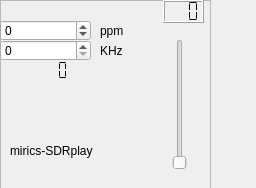
AlbrechtL/sdr-j-dab, file src/input/sdrplay/sdrplay-widget.ui: the form before one commit.
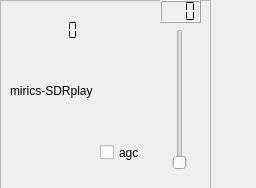
The form after the commit.

Commit message: removed old sdrplay interface lib

```diff
--- a/src/input/sdrplay/sdrplay-widget.ui
+++ b/src/input/sdrplay/sdrplay-widget.ui
@@ -32,7 +32,7 @@
     <property name="geometry">
      <rect>
       <x>10</x>
-      <y>140</y>
+      <y>80</y>
       <width>101</width>
       <height>21</height>
      </rect>
@@ -41,61 +41,6 @@
      <string>mirics-SDRplay</string>
     </property>
    </widget>
-   <widget class="QSpinBox" name="f_correction">
-    <property name="geometry">
-     <rect>
-      <x>0</x>
-      <y>20</y>
-      <width>91</width>
-      <height>21</height>
-     </rect>
-    </property>
-    <property name="minimum">
-     <number>-100</number>
-    </property>
-    <property name="maximum">
-     <number>100</number>
-    </property>
-   </widget>
-   <widget class="QSpinBox" name="KhzOffset">
-    <property name="geometry">
-     <rect>
-      <x>0</x>
-      <y>40</y>
-      <width>91</width>
-      <height>21</height>
-     </rect>
-    </property>
-    <property name="maximum">
-     <number>1000000</number>
-    </property>
-   </widget>
-   <widget class="QLabel" name="label_3">
-    <property name="geometry">
-     <rect>
-      <x>100</x>
-      <y>40</y>
-      <width>41</width>
-      <height>21</height>
-     </rect>
-    </property>
-    <property name="text">
-     <string>KHz</string>
-    </property>
-   </widget>
-   <widget class="QLabel" name="label_4">
-    <property name="geometry">
-     <rect>
-      <x>100</x>
-      <y>20</y>
-      <width>51</width>
-      <height>21</height>
-     </rect>
-    </property>
-    <property name="text">
-     <string>ppm</string>
-    </property>
-   </widget>
    <widget class="QLabel" name="statusLabel">
     <property name="geometry">
      <rect>
@@ -112,8 +57,8 @@
    <widget class="QLCDNumber" name="api_version">
     <property name="geometry">
      <rect>
-      <x>0</x>
-      <y>60</y>
+      <x>10</x>
+      <y>20</y>
       <width>91</width>
       <height>21</height>
      </rect>
@@ -129,9 +74,9 @@
     <property name="geometry">
      <rect>
       <x>170</x>
-      <y>39</y>
+      <y>29</y>
       <width>20</width>
-      <height>131</height>
+      <height>141</height>
      </rect>
     </property>
     <property name="orientation">
@@ -141,7 +86,7 @@
    <widget class="QLCDNumber" name="gainDisplay">
     <property name="geometry">
      <rect>
-      <x>163</x>
+      <x>160</x>
       <y>0</y>
       <width>41</width>
       <height>23</height>
@@ -154,6 +99,19 @@
      <enum>QLCDNumber::Flat</enum>
     </property>
    </widget>
+   <widget class="QCheckBox" name="agcControl">
+    <property name="geometry">
+     <rect>
+      <x>100</x>
+      <y>140</y>
+      <width>51</width>
+      <height>25</height>
+     </rect>
+    </property>
+    <property name="text">
+     <string>agc</string>
+    </property>
+   </widget>
   </widget>
  </widget>
  <resources/>
```
The commit also changes 32 other files.
